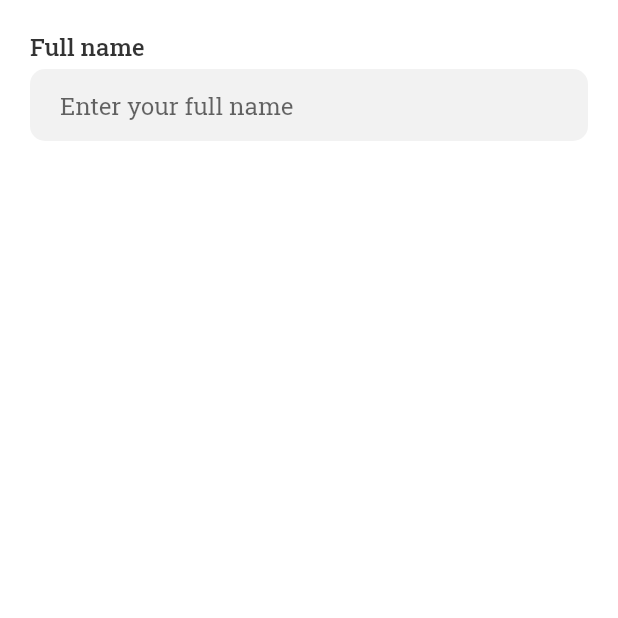
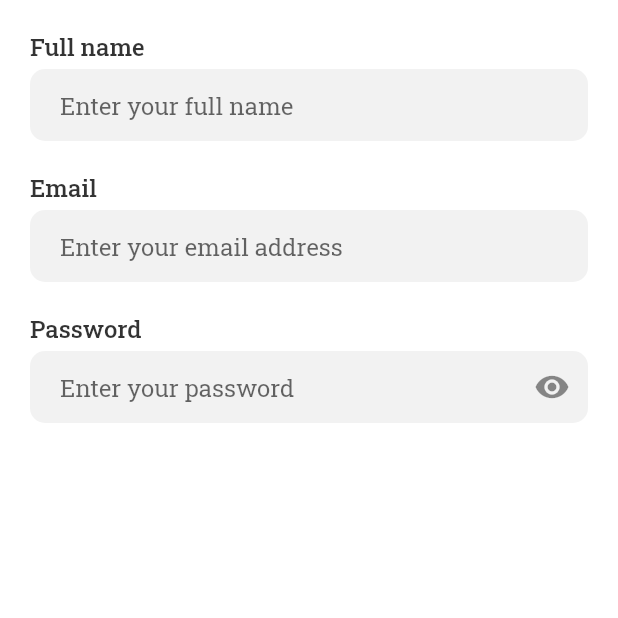
Before and after one commit to LazuardiFadhilah/eShop, a Flutter app: the SignUp screen opened by its route, on a phone screen of 412 x 824 dp, the top half of it. Run offline on Flutter 3.47's test engine with Material 2 defaults, Android fonts, the phone set to English and light mode, and no system bars; our stand-ins replace flutter_screenutil, google_fonts.

Commit message:
sign up page update

```diff
--- a/lib/screens/signup.dart
+++ b/lib/screens/signup.dart
@@ -14,9 +14,28 @@ class SignUp extends StatelessWidget {
         top: true,
         child: Padding(
           padding: EdgeInsets.all(20),
-          child: CustomTextField(
-            title: 'Full name',
-            desc: 'Enter your full name',
+          child: Column(
+            children: [
+              CustomTextField(
+                title: 'Full name',
+                desc: 'Enter your full name',
+              ),
+              SizedBox(
+                height: 20,
+              ),
+              CustomTextField(
+                title: 'Email',
+                desc: 'Enter your email address',
+              ),
+              SizedBox(
+                height: 20,
+              ),
+              CustomTextField(
+                title: 'Password',
+                desc: 'Enter your password',
+                isObscured: true,
+              ),
+            ],
           ),
         ),
       ),
```
